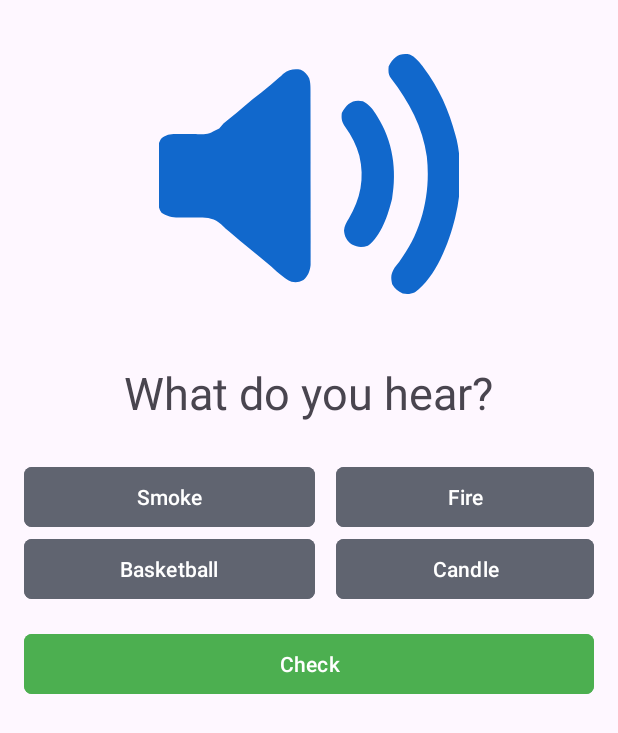
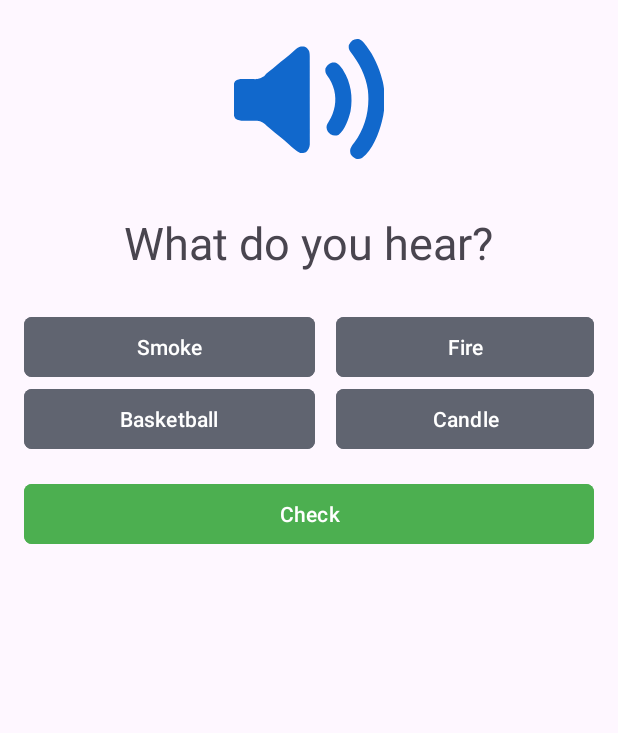
Before and after one commit to Minime998/CP470-Project, an Android app: the layout multiple_choice_audio.xml on its own in the app's theme, with its tools: preview values and no code run, on a phone screen of 412 x 824 dp. Shown: the top 733 px of the screen. Run offline under Robolectric (Android 15) with nearby library versions, the phone set to English and light mode, and no system bars.

```diff
--- a/app/src/main/res/layout/multiple_choice_audio.xml
+++ b/app/src/main/res/layout/multiple_choice_audio.xml
@@ -9,11 +9,11 @@
 
     <ImageView
         android:id="@+id/question_img"
-        android:layout_width="200dp"
-        android:layout_height="200dp"
+        android:layout_width="100dp"
+        android:layout_height="100dp"
         android:src="@drawable/speaker_filled_audio_tool"
         android:layout_gravity="center"
-        android:contentDescription="question image"
+        android:contentDescription="@string/audio_button_desc"
         />
     <TextView
         android:layout_width="wrap_content"
@@ -85,6 +85,4 @@
         app:cornerRadius="5dp"
         android:layout_marginTop="15dp"
         android:text="@string/check_answer"/>
-
-
 </LinearLayout>
--- a/app/src/main/res/layout/multiple_choice_images.xml
+++ b/app/src/main/res/layout/multiple_choice_images.xml
@@ -13,7 +13,7 @@
         android:layout_height="250dp"
         android:src="@drawable/streak_icon"
         android:layout_gravity="center"
-        android:contentDescription="question image"
+        android:contentDescription="@string/image_desc"
         />
 
     <TextView
--- a/app/src/main/res/values/strings.xml
+++ b/app/src/main/res/values/strings.xml
@@ -10,14 +10,22 @@
     <string name="invalid_username">Not a valid username</string>
     <string name="invalid_password">Password must be >5 characters</string>
     <string name="login_failed">"Login failed"</string>
+
+    <!--  Daily Quests Main Page  -->
     <string name="daily_quest_guide">Complete quests to earn rewards!</string>
     <string name="login_rewards">Login rewards</string>
     <string name="todays_quest">Today\'s Quest</string>
     <string name="claim_now">Claim now</string>
     <string name="streak">Streak</string>
+
+    <!--  Lessons Layout Text  -->
     <string name="images_questions">What do you see?</string>
     <string name="audio_questions">What do you hear?</string>
     <string name="start_quest">Start</string>
     <string name="check_answer">Check</string>
     <string name="got_it">Got it</string>
+    <string name="upload_text">Upload image of...</string>
+    <string name="audio_button_desc">Press button to play sound</string>
+    <string name="image_desc">Identify the object shown in the image</string>
+    <string name="camera_btn_desc">Open camera</string>
 </resources>
```
Also changed, not shown: app/src/main/res/drawable/baseline_photo_camera_24.xml (added, +7 -0 lines), app/src/main/res/layout/photo_upload_quest.xml (added, +38 -0 lines), 1 other file.
